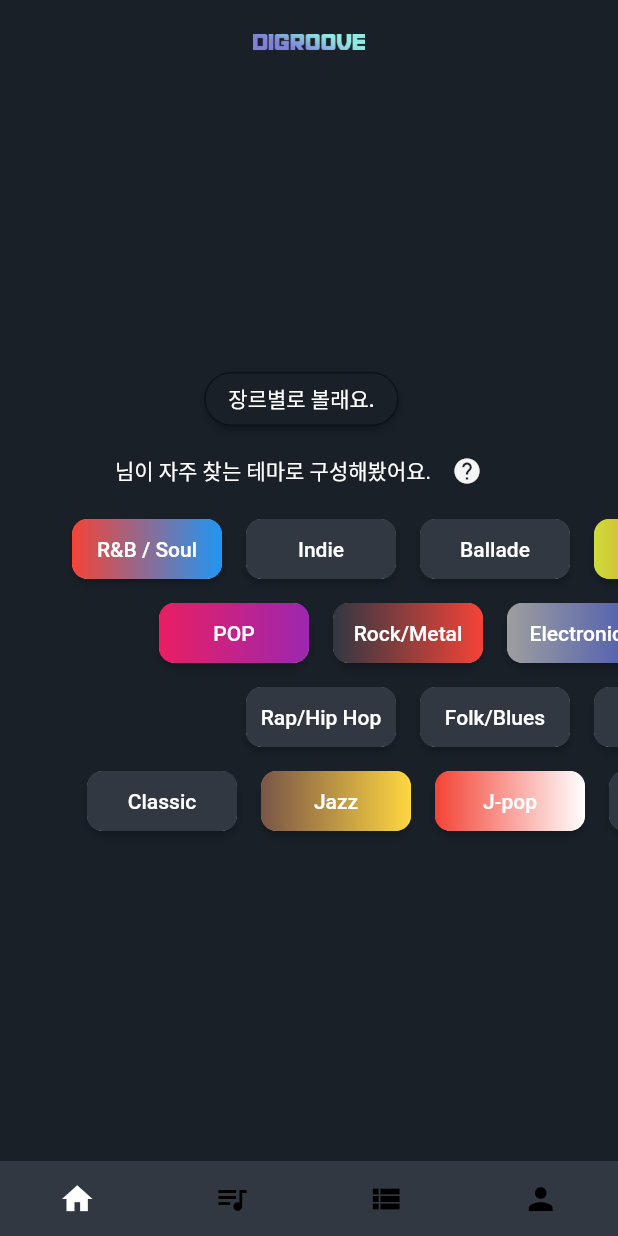
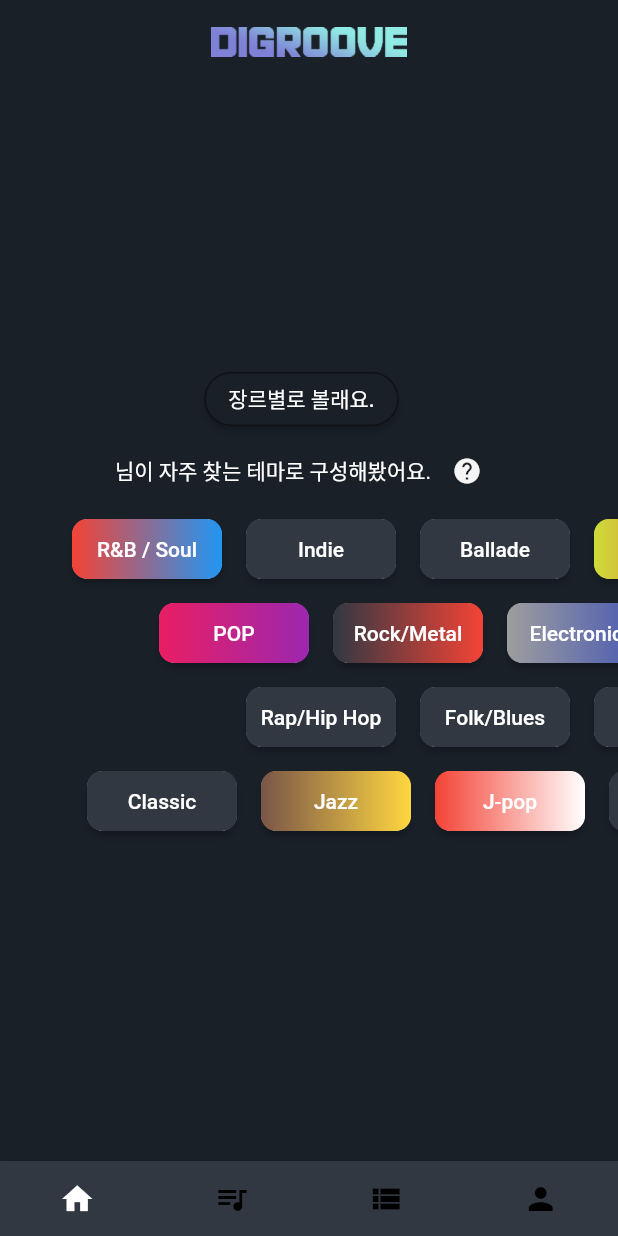
Before and after one commit to Dev-Beom/Application_Digroove, a Flutter app: the screen it shows once a user with an empty profile is signed in, on a phone screen of 412 x 824 dp. Run offline on Flutter 3.47's test engine with Material 2 defaults, Android fonts, the phone set to English and light mode, and no system bars; our stand-ins replace audioplayers, cloud_firestore, firebase_auth, google_sign_in, marquee and 1 more; missing offline and left inert: dart:ffi; accounts and stored records are empty.

Commit message:
Update Appbar Size

```diff
--- a/miracle/lib/AudioAppPage.dart
+++ b/miracle/lib/AudioAppPage.dart
@@ -90,7 +90,7 @@
       appBar: AppBar(
         title: Image.asset(
           "assets/images/digrooveLogo.png",
-          scale: 35,
+          scale: 20,
         ),
         centerTitle: true,
         backgroundColor: Color(0xff192028),
```
